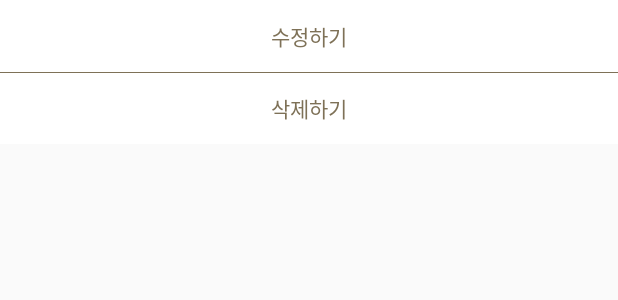
After one commit to homecafe-hackathon/CoffeeSquare-, an Android app: the layout my_bottom_sheet_layout.xml on its own in the app's theme, with its tools: preview values and no code run, on a phone screen of 412 x 824 dp. The commit adds this screen. Shown: the top 300 px of the screen. Run offline under Robolectric (Android 15) with nearby library versions, the phone set to English and light mode, and no system bars.

Commit message:
[add]Feed,Comment DeleteAPI
feat. 피드 삭제, 댓글 삭제 API적용

```diff
--- a/app/src/main/java/makeus6/hackathon/homecafe/src/login/LoginActivity.kt
+++ b/app/src/main/java/makeus6/hackathon/homecafe/src/login/LoginActivity.kt
@@ -45,7 +45,8 @@ class LoginActivity : BaseActivity<ActivityLoginBinding>(ActivityLoginBinding::i
                 email = user.kakaoAccount?.email!!
                 name = user.kakaoAccount?.profile?.nickname!!
                 profileUrl = user.kakaoAccount?.profile?.profileImageUrl
-
+                editor.putString("email",user.kakaoAccount?.email)
+                editor.apply()
                 Log.i(
                     "kakaologin", "사용자 정보 요청 성공" +
                             "\n회원번호: ${user.id}" +
--- a/app/src/main/java/makeus6/hackathon/homecafe/src/main/home/HomeFragment.kt
+++ b/app/src/main/java/makeus6/hackathon/homecafe/src/main/home/HomeFragment.kt
@@ -10,6 +10,7 @@ import makeus6.hackathon.homecafe.databinding.FragmentHomeBinding
 import makeus6.hackathon.homecafe.src.main.home.models.HomeResponse
 
 class HomeFragment : BaseFragment<FragmentHomeBinding>(FragmentHomeBinding::bind, R.layout.fragment_home),HomeFragmentView{
+
 
     override fun onViewCreated(view: View, savedInstanceState: Bundle?) {
         super.onViewCreated(view, savedInstanceState)
--- a/app/src/main/java/makeus6/hackathon/homecafe/src/main/home/HomeFragmentView.kt
+++ b/app/src/main/java/makeus6/hackathon/homecafe/src/main/home/HomeFragmentView.kt
@@ -8,4 +8,6 @@ interface HomeFragmentView {
 
     fun onGetFeedFailure(message: String)
 
+
+
 }
--- a/app/src/main/java/makeus6/hackathon/homecafe/src/main/home/detail/CommentView.kt
+++ b/app/src/main/java/makeus6/hackathon/homecafe/src/main/home/detail/CommentView.kt
@@ -1,9 +1,7 @@
 package makeus6.hackathon.homecafe.src.main.home.detail
 
-import makeus6.hackathon.homecafe.src.main.home.detail.models.CommentDeleteResponse
 import makeus6.hackathon.homecafe.src.main.home.detail.models.CommentEditResponse
 import makeus6.hackathon.homecafe.src.main.home.detail.models.CommentResponse
-import makeus6.hackathon.homecafe.src.main.home.detail.models.CommentUpdateResponse
 
 interface CommentView {
 
--- a/app/src/main/res/layout/feed_item.xml
+++ b/app/src/main/res/layout/feed_item.xml
@@ -34,6 +34,7 @@
         android:layout_marginTop="14sp"
         android:layout_marginRight="33sp"
         android:src="@drawable/more_btn"
+        android:visibility="visible"
         app:layout_constraintBottom_toBottomOf="@id/user_nick"
         app:layout_constraintRight_toRightOf="parent"
         app:layout_constraintTop_toTopOf="@id/user_nick" />
--- a/app/src/main/res/layout/item_comment.xml
+++ b/app/src/main/res/layout/item_comment.xml
@@ -2,6 +2,7 @@
 <androidx.constraintlayout.widget.ConstraintLayout xmlns:android="http://schemas.android.com/apk/res/android"
     android:layout_width="match_parent"
     android:layout_height="match_parent"
+    android:id="@+id/comment_view"
     xmlns:tools="http://schemas.android.com/tools"
     xmlns:app="http://schemas.android.com/apk/res-auto">
 
--- /dev/null
+++ b/app/src/main/res/layout/my_bottom_sheet_layout.xml
@@ -0,0 +1,40 @@
+<?xml version="1.0" encoding="utf-8"?>
+<androidx.constraintlayout.widget.ConstraintLayout xmlns:android="http://schemas.android.com/apk/res/android"
+    xmlns:app="http://schemas.android.com/apk/res-auto"
+    android:layout_width="match_parent"
+    android:layout_height="wrap_content"
+    android:background="@color/white">
+
+
+    <Button
+        android:id="@+id/btn_update"
+        android:layout_width="match_parent"
+        android:layout_height="wrap_content"
+        android:background="@android:color/transparent"
+        android:padding="12sp"
+        android:text="@string/update"
+        android:textColor="@color/brown_700"
+        android:textSize="14sp"
+        app:layout_constraintLeft_toLeftOf="parent"
+        app:layout_constraintTop_toTopOf="parent" />
+
+    <View
+        android:layout_width="match_parent"
+        android:layout_height="0.5dp"
+        android:background="@color/brown_700"
+        app:layout_constraintLeft_toLeftOf="parent"
+        app:layout_constraintTop_toBottomOf="@id/btn_update" />
+
+    <Button
+        android:id="@+id/btn_delete"
+        android:layout_width="match_parent"
+        android:layout_height="wrap_content"
+        android:background="@android:color/transparent"
+        android:padding="12sp"
+        android:text="@string/delete"
+        android:textColor="@color/brown_700"
+        android:textSize="14sp"
+        app:layout_constraintLeft_toLeftOf="parent"
+        app:layout_constraintTop_toBottomOf="@id/btn_update" />
+
+</androidx.constraintlayout.widget.ConstraintLayout>
--- a/app/src/main/res/values/strings.xml
+++ b/app/src/main/res/values/strings.xml
@@ -22,4 +22,6 @@
     <string name="example">해피의 카페</string>
     <string name="content_example">안녕하세요 오늘은 집에서 베이킹을 해봤어요! \n 아이들이 너무 좋아하네요!!</string>
     <string name="comment_view">댓글보기</string>
+    <string name="update">수정하기</string>
+    <string name="delete">삭제하기</string>
 </resources>
```
Also changed, not shown: app/src/main/java/makeus6/hackathon/homecafe/src/main/home/FeedRecyclerView.kt (added, +16 -0 lines), app/src/main/java/makeus6/hackathon/homecafe/src/main/home/FeedService.kt (added, +45 -0 lines), app/src/main/java/makeus6/hackathon/homecafe/src/main/home/HomeAdapter.kt (+64 -14 lines), app/src/main/java/makeus6/hackathon/homecafe/src/main/home/HomeRetrofitInterface.kt (+9 -2 lines), app/src/main/java/makeus6/hackathon/homecafe/src/main/home/detail/CommentRecycler.kt (+29 -4 lines), app/src/main/java/makeus6/hackathon/homecafe/src/main/home/detail/CommentService.kt (+3 -4 lines), app/src/main/java/makeus6/hackathon/homecafe/src/main/home/models/HomeDeleteResponse.kt (added, +7 -0 lines), app/src/main/java/makeus6/hackathon/homecafe/src/main/home/models/HomeUpdateRequest.kt (added, +7 -0 lines), app/src/main/java/makeus6/hackathon/homecafe/src/main/home/models/HomeUpdateResponse.kt (added, +7 -0 lines), app/src/main/res/values/themes.xml (+7 -0 lines).
